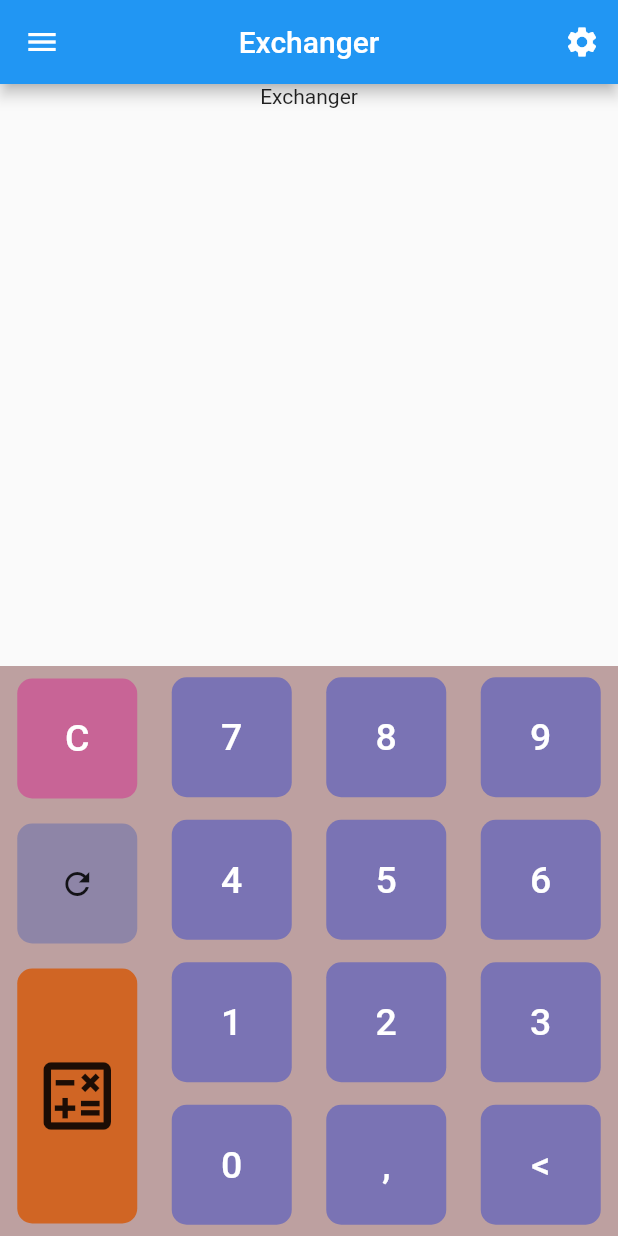
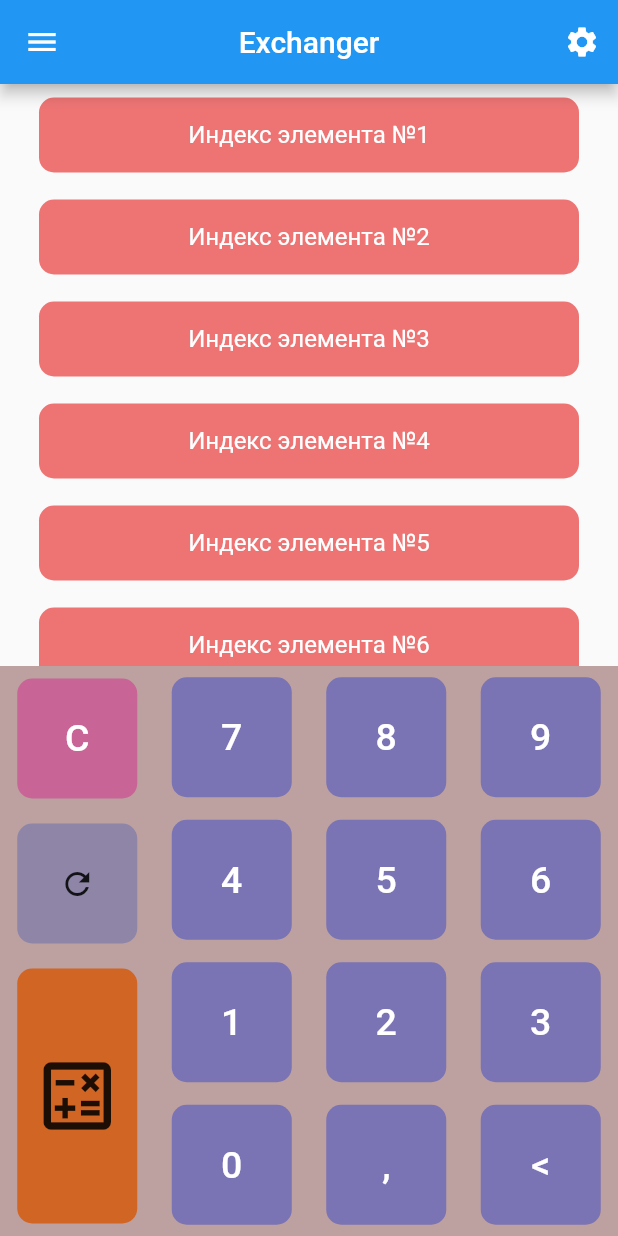
Before and after one commit to windownik/exchanger, a Flutter app: the screen it shows after launch, on a phone screen of 412 x 824 dp. Run offline on Flutter 3.47's test engine with Material 2 defaults, Android fonts, the phone set to English and light mode, and no system bars.

Commit message:
list view of elements on main window

```diff
--- a/lib/screens/mainScreen/main_screen.dart
+++ b/lib/screens/mainScreen/main_screen.dart
@@ -3,6 +3,7 @@
 import 'package:flutter/material.dart';
 
 import 'bottom_custom_bar.dart';
+import 'money_card.dart';
 
 class StartScreen extends StatefulWidget{
   const StartScreen({super.key});
@@ -15,6 +16,7 @@ class StartScreen extends StatefulWidget{
 
 
 class StartScreenState extends State<StartScreen>{
+  List<int> items = [1, 2, 3, 4, 5, 6, 7, 8, 9, 10];
   @override
   Widget build(BuildContext context) {
     final mediaQueryData = MediaQuery.of(context);
@@ -34,9 +36,22 @@ class StartScreenState extends State<StartScreen>{
           title: const Text('Exchanger'
           ),
         ),
-        body: const SingleChildScrollView(
-          child: Center(child: Text("Exchanger"),
-          ),),
+        body: ReorderableListView(
+
+          onReorder: (int oldIndex, int newIndex) {
+            setState(() {
+              final item = items.removeAt(oldIndex);
+              items.insert(newIndex, item);
+            });
+          },
+          children: [
+            for (final item in items)
+            ListTile(
+              key: ValueKey(item),
+              title: MoneyCard(index: item,),
+            )
+          ],
+        ),
 
         bottomNavigationBar: const BottomCustomBar(),
       ),
--- /dev/null
+++ b/lib/screens/mainScreen/money_card.dart
@@ -0,0 +1,27 @@
+
+
+import 'package:flutter/material.dart';
+
+class MoneyCard extends StatelessWidget{
+  int _index = 0;
+  MoneyCard({super.key, required int index}){
+    _index = index;
+  }
+
+  @override
+  Widget build(BuildContext context) {
+    return Container(
+      height: 50,
+      margin: const EdgeInsets.only(left: 10, right: 10, top: 5, bottom: 5),
+      decoration: BoxDecoration(
+        color: const Color.fromRGBO(238, 116, 116, 1.0),
+        borderRadius: BorderRadius.circular(10),
+      ),
+      child: Center(
+          child: Text("Индекс элемента №$_index",
+            style: const TextStyle(color: Colors.white),
+          )),
+    );
+  }
+
+}
--- a/pubspec.yaml
+++ b/pubspec.yaml
@@ -37,6 +37,7 @@ dependencies:
   # Use with the CupertinoIcons class for iOS style icons.
   cupertino_icons: ^1.0.2
   get: ^4.6.5
+  shared_preferences: ^2.0.15
 
 dev_dependencies:
   flutter_test:
```
Also changed, not shown: lib/screens/calculatorScreen/all_btns.dart (+12 -13 lines), lib/screens/calculatorScreen/calculator_screen.dart (+4 -4 lines), pubspec.lock.
